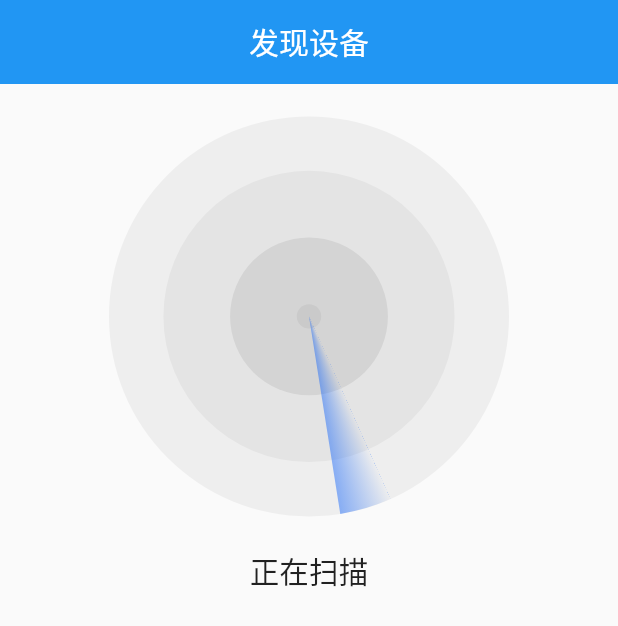
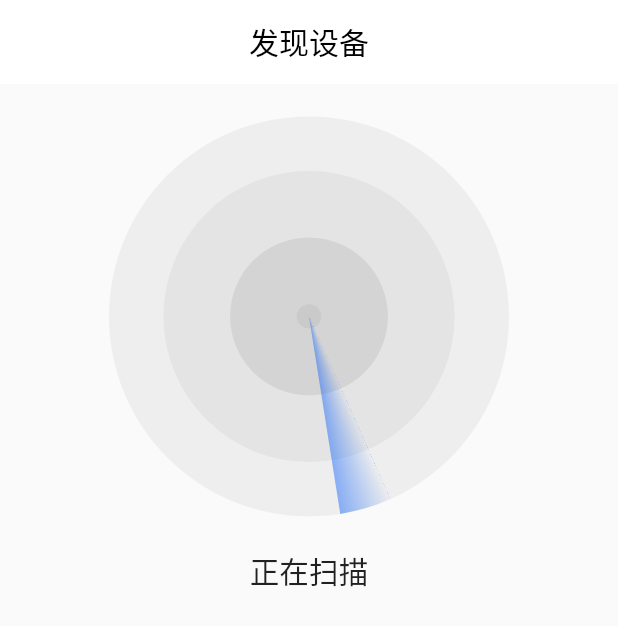
Before and after one commit to codeerXb/flutter_project, a Flutter app: the screen it shows after launch, after a tap on "重新扫描", on a phone screen of 412 x 824 dp. Shown: the top 626 px of the screen. Run offline on Flutter 3.47's test engine with Material 2 defaults, Android fonts, the phone set to English and light mode, and no system bars; drawn by our look-alikes of oktoast; our stand-ins replace badges, card_swiper, cookie_jar, date_format, dio, dio_cookie_manager and 12 more; missing offline and left inert: amap_location_fluttify, css_filter, flutter_downloader, flutter_xupdate, kg_charts, qr_code_scanner; accounts and stored records are empty; network calls fail.

Commit message:
搜索设备清空列表

```diff
--- a/lib/pages/get_equipment/index.dart
+++ b/lib/pages/get_equipment/index.dart
@@ -63,7 +63,12 @@ class _MyWidgetState extends State<Equipment> {
       'param':
           '["systemProductModel","systemVersionHw","systemVersionRunning","systemVersionUboot","systemVersionSn","networkLanSettingsMac","networkLanSettingIp","networkLanSettingMask","systemRunningTime"]'
     };
-
+    setState(() {
+      equipmentData = EquipmentData(
+          systemProductModel: null,
+          systemVersionRunning: '',
+          systemVersionSn: '');
+    });
     XHttp.get('/pub/pub_data.html', data).then((res) {
       try {
         print("\n==================  ==========================");
@@ -74,12 +79,6 @@ class _MyWidgetState extends State<Equipment> {
 
         print(equipmentData);
       } on FormatException catch (e) {
-        setState(() {
-          equipmentData = EquipmentData(
-              systemProductModel: '',
-              systemVersionRunning: '',
-              systemVersionSn: '');
-        });
         print('The provided string is not valid JSON');
         print(e);
       }
@@ -93,8 +92,12 @@ class _MyWidgetState extends State<Equipment> {
     return Scaffold(
         appBar: AppBar(
           centerTitle: true,
-          title: const Text('发现设备'),
+          title: const Text(
+            '发现设备',
+            style: TextStyle(color: Colors.black),
+          ),
           elevation: 0,
+          backgroundColor: const Color.fromARGB(255, 255, 255, 255),
         ),
         body: Obx(
           () => ListView(
```
